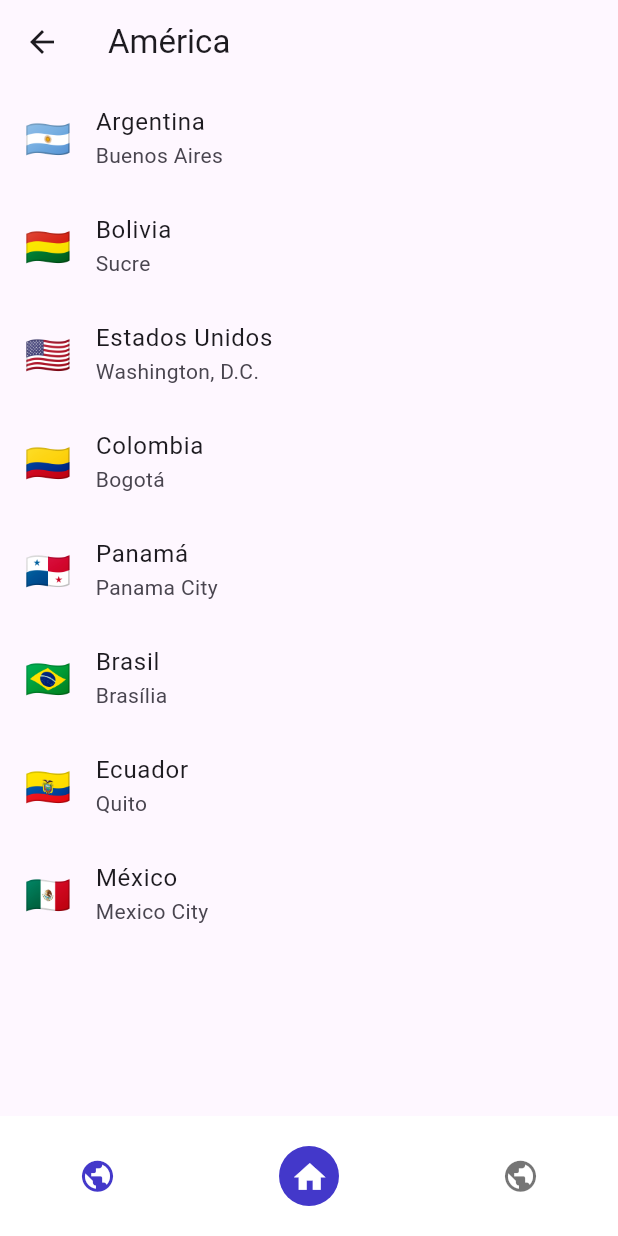
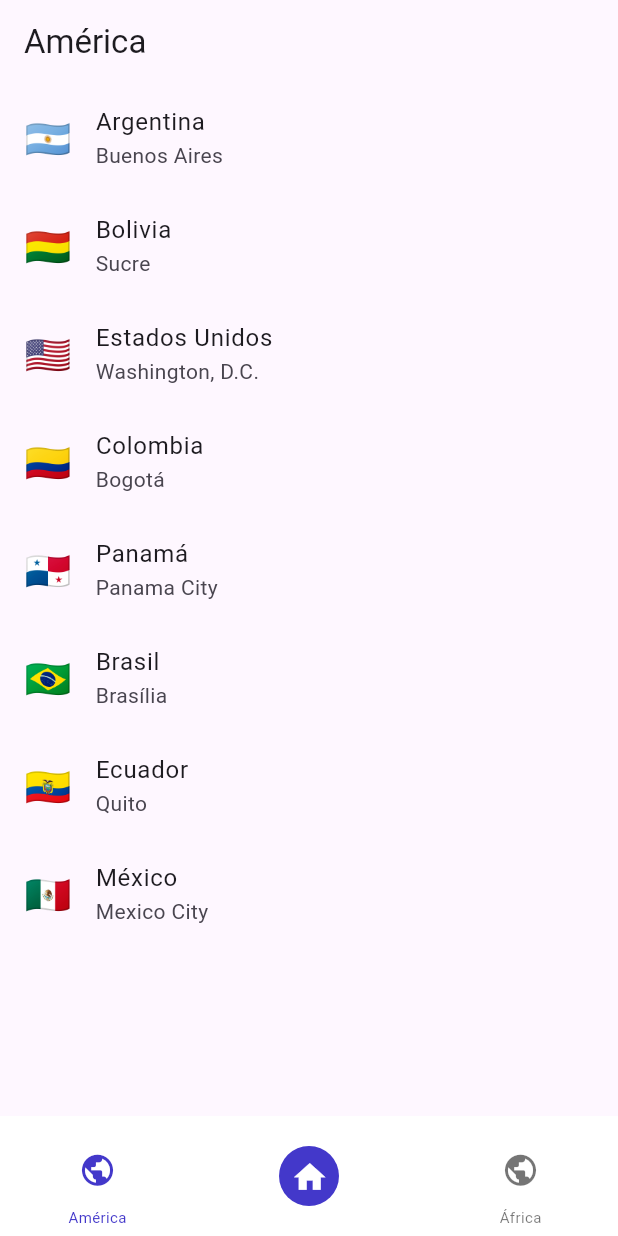
Before and after one commit to Lucas0356/ProyectoFinal-LabComp-IV, a Flutter app: the screen it shows after launch, on a phone screen of 412 x 824 dp. Run offline on Flutter 3.47's test engine with Material 3 defaults, Android fonts, the phone set to English and light mode, and no system bars.

Commit message:
avance en bottom navigation

```diff
--- a/app/lib/bottom_navigation.dart
+++ b/app/lib/bottom_navigation.dart
@@ -55,13 +55,14 @@ class BottomNavigation extends StatelessWidget {
 }
 
 class IconBottomBar extends StatelessWidget {
-  const IconBottomBar(
-      {Key? key,
-      required this.text,
-      required this.icon,
-      required this.selected,
-      required this.onPressed})
-      : super(key: key);
+  const IconBottomBar({
+    Key? key,
+    required this.text,
+    required this.icon,
+    required this.selected,
+    required this.onPressed,
+  }) : super(key: key);
+
   final String text;
   final IconData icon;
   final bool selected;
@@ -79,6 +80,13 @@ class IconBottomBar extends StatelessWidget {
           icon: Icon(
             icon,
             size: 25,
+            color: selected ? primaryColor : Colors.black54,
+          ),
+        ),
+        Text(
+          text,
+          style: TextStyle(
+            fontSize: 10,
             color: selected ? primaryColor : Colors.black54,
           ),
         ),
--- a/app/lib/continent_view.dart
+++ b/app/lib/continent_view.dart
@@ -13,6 +13,7 @@ class ContinentView extends StatelessWidget {
   Widget build(BuildContext context) {
     return Scaffold(
       appBar: AppBar(
+        automaticallyImplyLeading: false,
         title:
             Text(continentName), // Nombre del continente en la parte superior
       ),
```
